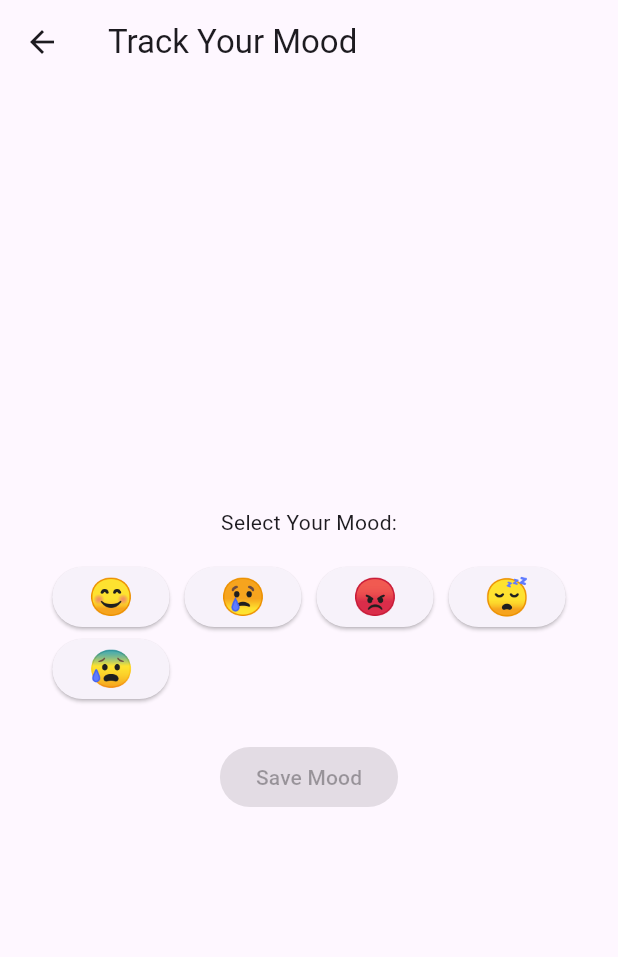
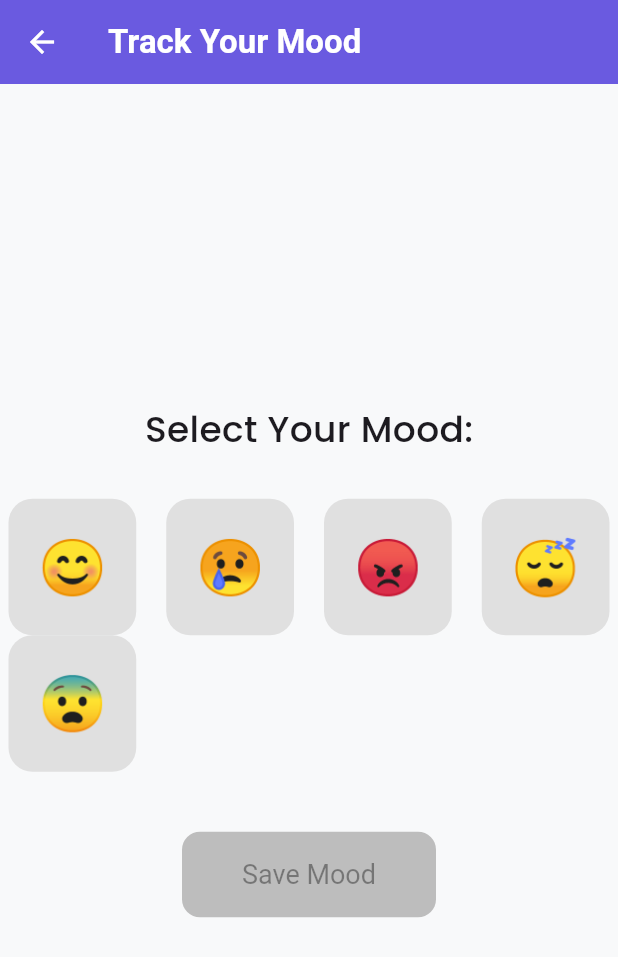
Before and after one commit to lprest/final_project, a Flutter app: the HomePage screen opened directly, after a tap on "Add Mood", on a phone screen of 412 x 824 dp. Shown: the top 957 px of the screen. Run offline on Flutter 3.47's test engine with Material 3 defaults, Android fonts, the phone set to English and light mode, and no system bars; our stand-ins replace cloud_firestore, firebase_auth, firebase_core, google_fonts, google_sign_in; accounts and stored records are empty.

Commit message:
final updates

```diff
--- a/lib/pages/home_page.dart
+++ b/lib/pages/home_page.dart
@@ -1,11 +1,9 @@
 import 'package:flutter/material.dart';
-import '../services/auth_service.dart';
 import '../services/firestore_service.dart';
 import 'journal_entry_page.dart';
 import 'mood_tracker_page.dart';
 import 'past_entries_page.dart';
 import 'past_moods_page.dart';
-import 'login_page.dart';
 
 class HomePage extends StatefulWidget {
   const HomePage({super.key});
@@ -15,8 +13,7 @@ class HomePage extends StatefulWidget {
 }
 
 class _HomePageState extends State<HomePage> {
-  final AuthService _authService = AuthService();
-  final FirestoreService _firestoreService = FirestoreService();
+  final _firestoreService = FirestoreService();
 
   String? _todayMood;
   String? _todayJournal;
@@ -28,8 +25,8 @@ class _HomePageState extends State<HomePage> {
   }
 
   Future<void> _loadTodayData() async {
-    String? mood = await _firestoreService.getTodayMood();
-    String? journal = await _firestoreService.getTodayJournalEntry();
+    final mood = await _firestoreService.getTodayMood();
+    final journal = await _firestoreService.getTodayJournalEntry();
 
     setState(() {
       _todayMood = mood;
@@ -37,95 +34,99 @@ class _HomePageState extends State<HomePage> {
     });
   }
 
-  void _logout() async {
-    await _authService.signOut();
-    if (!mounted) return;
-    Navigator.pushReplacement(
+  Future<void> _navigateAndRefresh(Widget page) async {
+    await Navigator.push(
       context,
-      MaterialPageRoute(builder: (context) => const LoginPage()),
+      MaterialPageRoute(builder: (_) => page),
     );
+    await _loadTodayData();
   }
 
   @override
   Widget build(BuildContext context) {
+    final screenWidth = MediaQuery.of(context).size.width;
+    final baseFontSize = screenWidth * 0.045; // scales dynamically
+
     return Scaffold(
       appBar: AppBar(
         title: const Text('My Mental Health Journal'),
-        actions: [
-          IconButton(
-            icon: const Icon(Icons.logout),
-            onPressed: _logout,
+        backgroundColor: Theme.of(context).primaryColor,
+        elevation: 0,
+        centerTitle: true,
+        titleTextStyle: TextStyle(
+          color: Colors.white,
+          fontSize: baseFontSize + 4,
+          fontWeight: FontWeight.w600,
+        ),
+      ),
+      body: Container(
+        decoration: const BoxDecoration(
+          gradient: LinearGradient(
+            colors: [Color(0xFFE0C3FC), Color(0xFF8EC5FC)],
+            begin: Alignment.topLeft,
+            end: Alignment.bottomRight,
           ),
-        ],
-      ),
-      body: Padding(
-        padding: const EdgeInsets.all(16.0),
-        child: ListView(
+        ),
+        constraints: const BoxConstraints.expand(),
+        padding: const EdgeInsets.symmetric(horizontal: 24, vertical: 40),
+        child: Column(
+          mainAxisAlignment: MainAxisAlignment.spaceEvenly,
           children: [
             Text(
               "Today's Mood:",
-              style: Theme.of(context).textTheme.headlineSmall,
+              style: TextStyle(
+                fontSize: baseFontSize,
+                fontWeight: FontWeight.w500,
+              ),
             ),
-            const SizedBox(height: 8),
-            if (_todayMood != null)
-              Text(_todayMood!, style: const TextStyle(fontSize: 40)),
-            const SizedBox(height: 24),
+            Text(
+              _todayMood ?? 'No mood selected yet',
+              style: TextStyle(fontSize: baseFontSize + 20),
+            ),
             Row(
-              mainAxisAlignment: MainAxisAlignment.spaceEvenly,
+              mainAxisAlignment: MainAxisAlignment.center,
               children: [
                 ElevatedButton(
-                  onPressed: () async {
-                    await Navigator.push(
-                      context,
-                      MaterialPageRoute(builder: (context) => const MoodTrackerPage()),
-                    );
-                    await _loadTodayData();
-                  },
-                  child: const Text("Add Mood"),
+                  onPressed: () => _navigateAndRefresh(const MoodTrackerPage()),
+                  child: const Text('Add Mood'),
                 ),
+                const SizedBox(width: 20),
                 ElevatedButton(
-                  onPressed: () async {
-                    await Navigator.push(
-                      context,
-                      MaterialPageRoute(builder: (context) => const PastMoodsPage()),
-                    );
-                    await _loadTodayData();
-                  },
-                  child: const Text("View Moods"),
+                  onPressed: () => Navigator.push(
+                    context,
+                    MaterialPageRoute(builder: (_) => const PastMoodsPage()),
+                  ),
+                  child: const Text('View Moods'),
                 ),
               ],
             ),
-            const SizedBox(height: 32),
             Text(
               "Today's Journal:",
-              style: Theme.of(context).textTheme.headlineSmall,
+              style: TextStyle(
+                fontSize: baseFontSize,
+                fontWeight: FontWeight.w500,
+              ),
             ),
-            const SizedBox(height: 8),
-            if (_todayJournal != null)
-              Text(_todayJournal!, style: const TextStyle(fontSize: 16)),
-            const SizedBox(height: 24),
+            Text(
+              _todayJournal ?? 'No journal entry yet',
+              textAlign: TextAlign.center,
+              style: TextStyle(fontSize: baseFontSize - 2),
+            ),
             Row(
-              mainAxisAlignment: MainAxisAlignment.spaceEvenly,
+              mainAxisAlignment: MainAxisAlignment.center,
               children: [
                 ElevatedButton(
-                  onPressed: () async {
-                    await Navigator.push(
-                      context,
-                      MaterialPageRoute(builder: (context) => const JournalEntryPage()),
-                    );
-                    await _loadTodayData();
-                  },
-                  child: const Text("Add Journal"),
+                  onPressed: () =>
+                      _navigateAndRefresh(const JournalEntryPage()),
+                  child: const Text('Add Journal'),
                 ),
+                const SizedBox(width: 20),
                 ElevatedButton(
-                  onPressed: () async {
-                    await Navigator.push(
-                      context,
-                      MaterialPageRoute(builder: (context) => const PastEntriesPage()),
-                    );
-                    await _loadTodayData();
-                  },
-                  child: const Text("View Journals"),
+                  onPressed: () => Navigator.push(
+                    context,
+                    MaterialPageRoute(builder: (_) => const PastEntriesPage()),
+                  ),
+                  child: const Text('View Journals'),
                 ),
               ],
             ),
--- a/lib/pages/mood_tracker_page.dart
+++ b/lib/pages/mood_tracker_page.dart
@@ -10,44 +10,87 @@ class MoodTrackerPage extends StatefulWidget {
 
 class _MoodTrackerPageState extends State<MoodTrackerPage> {
   final FirestoreService _firestoreService = FirestoreService();
+
   String? selectedMood;
+  final List<String> moodOptions = ['😊', '😢', '😡', '😴', '😨'];
 
-  void _saveMood() async {
+  void selectMood(String mood) {
+    setState(() {
+      selectedMood = mood;
+    });
+  }
+
+  void saveMood() async {
     if (selectedMood != null) {
       await _firestoreService.saveMood(selectedMood!);
-      Navigator.pop(context); // Return to HomePage after saving
+      if (!mounted) return;
+      Navigator.pop(context);
+      ScaffoldMessenger.of(context).showSnackBar(
+        SnackBar(
+          content: Text('Mood "$selectedMood" saved!'),
+          behavior: SnackBarBehavior.floating,
+          backgroundColor: Colors.deepPurple,
+        ),
+      );
+      setState(() {
+        selectedMood = null;
+      });
     }
   }
 
   @override
   Widget build(BuildContext context) {
     return Scaffold(
-      appBar: AppBar(title: const Text('Track Your Mood')),
+      appBar: AppBar(
+        title: const Text('Track Your Mood'),
+        backgroundColor: Theme.of(context).primaryColor,
+        elevation: 0,
+        iconTheme: const IconThemeData(color: Colors.white),
+        titleTextStyle: const TextStyle(
+          color: Colors.white,
+          fontSize: 22,
+          fontWeight: FontWeight.w600,
+        ),
+      ),
       body: Center(
         child: Column(
           mainAxisAlignment: MainAxisAlignment.center,
           children: [
-            const Text('Select Your Mood:'),
-            const SizedBox(height: 16),
+            const Text(
+              'Select Your Mood:',
+              style: TextStyle(fontSize: 24, fontWeight: FontWeight.w500),
+            ),
+            const SizedBox(height: 30),
             Wrap(
-              spacing: 10,
-              children: ['😊', '😢', '😡', '😴', '😰'].map((mood) {
-                return ElevatedButton(
-                  style: ElevatedButton.styleFrom(
-                    backgroundColor: selectedMood == mood ? Colors.blue : null,
+              spacing: 20,
+              children: moodOptions.map((emoji) {
+                return GestureDetector(
+                  onTap: () => selectMood(emoji),
+                  child: Container(
+                    padding: const EdgeInsets.all(20),
+                    decoration: BoxDecoration(
+                      color: selectedMood == emoji
+                          ? Colors.deepPurple
+                          : Colors.grey.shade300,
+                      borderRadius: BorderRadius.circular(16),
+                    ),
+                    child: Text(
+                      emoji,
+                      style: const TextStyle(fontSize: 36),
+                    ),
                   ),
-                  onPressed: () {
-                    setState(() {
-                      selectedMood = mood;
-                    });
-                  },
-                  child: Text(mood, style: const TextStyle(fontSize: 24)),
                 );
               }).toList(),
             ),
-            const SizedBox(height: 24),
+            const SizedBox(height: 40),
             ElevatedButton(
-              onPressed: selectedMood == null ? null : _saveMood,
+              onPressed: selectedMood == null ? null : saveMood,
+              style: ElevatedButton.styleFrom(
+                padding: const EdgeInsets.symmetric(horizontal: 40, vertical: 18),
+                textStyle: const TextStyle(fontSize: 18),
+                backgroundColor: Theme.of(context).primaryColor,
+                disabledBackgroundColor: Colors.grey.shade400,
+              ),
               child: const Text('Save Mood'),
             ),
           ],
--- a/pubspec.yaml
+++ b/pubspec.yaml
@@ -39,6 +39,7 @@ dependencies:
   firebase_auth: ^5.5.3
   google_sign_in: ^6.3.0
   intl: ^0.20.2
+  google_fonts: ^6.1.0
 
 dev_dependencies:
   flutter_test:
```
Also changed, not shown: lib/main.dart (+31 -6 lines), lib/services/firestore_service.dart (+0 -20 lines), pubspec.lock, 1 other file.
